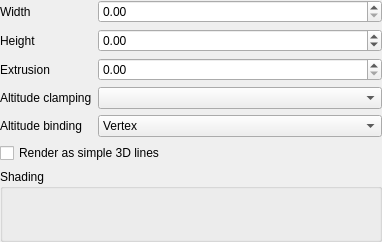
First picture: the form in src/ui/3d/line3dsymbolwidget.ui, repository qgis/QGIS, before the edit.
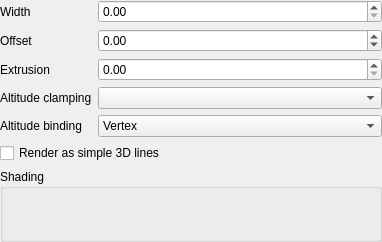
Second picture: the form after the edit. Custom widgets are drawn as their Qt base class.

Commit message:
qgsline3dsymbolwidget: Rename height property to offset
See the previous commit.

Diff of the .ui file:
```diff
--- a/src/ui/3d/line3dsymbolwidget.ui
+++ b/src/ui/3d/line3dsymbolwidget.ui
@@ -31,7 +31,7 @@
      <item row="1" column="0">
       <widget class="QLabel" name="labelHeight">
        <property name="text">
-        <string>Height</string>
+        <string>Offset</string>
        </property>
       </widget>
      </item>
```
Left out of the diff: 6 changed lines with no effect on the pictures. The commit also changes 1 other file.
